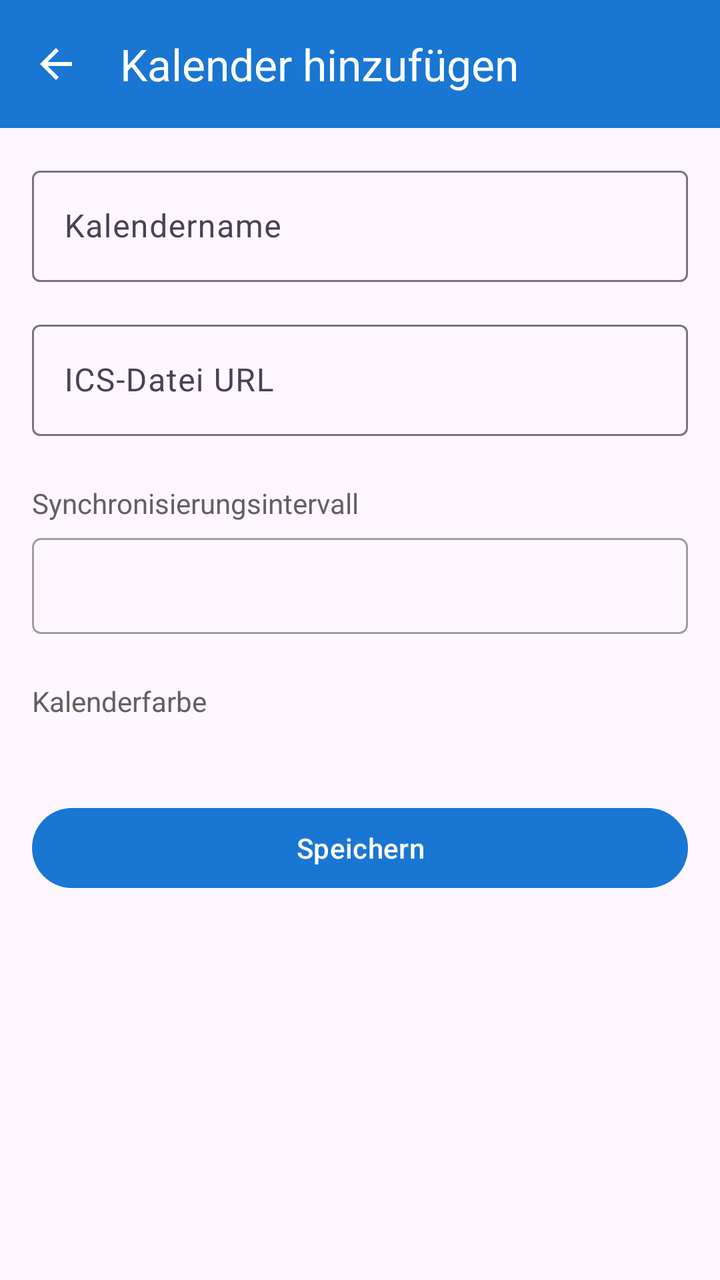
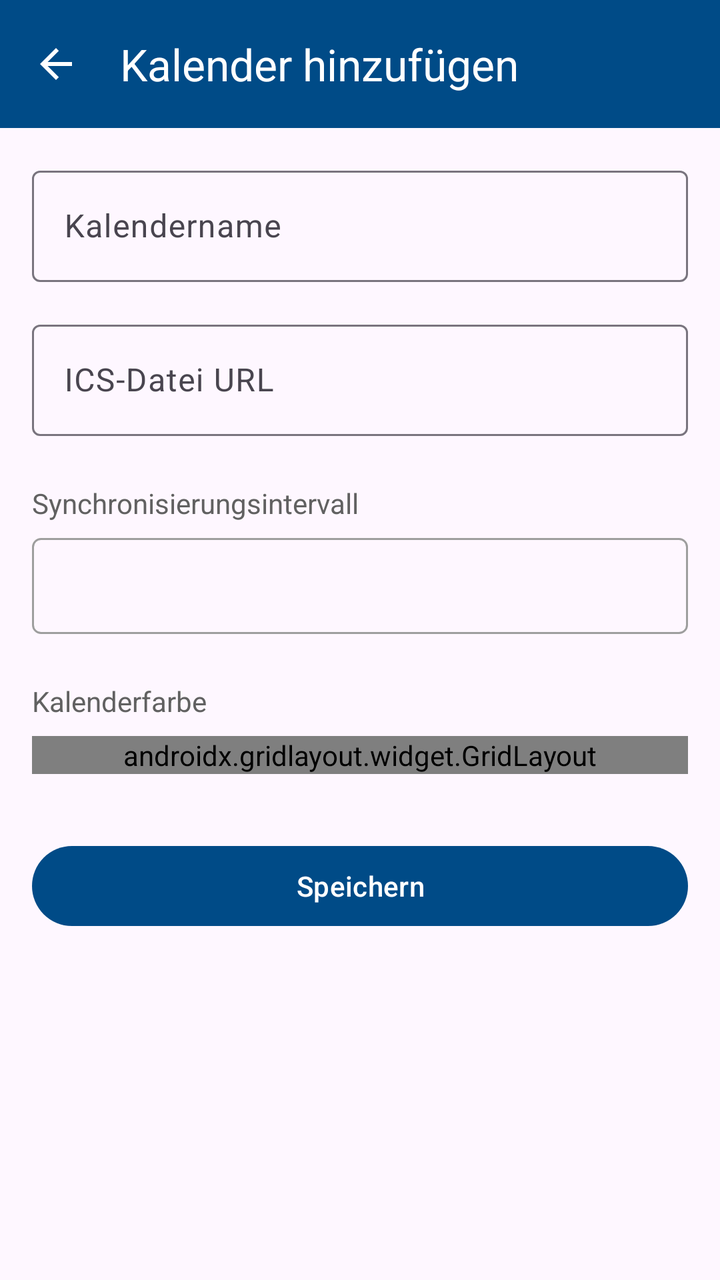

Compare the two renders of this Android layout. The source of the first and the diff that turns it into the second are given below.
<!-- AndroidManifest.xml: application theme Theme.ICSCalendarSync -->
<!-- res/layout/activity_add_calendar.xml -->
<?xml version="1.0" encoding="utf-8"?>
<androidx.coordinatorlayout.widget.CoordinatorLayout xmlns:android="http://schemas.android.com/apk/res/android"
    xmlns:app="http://schemas.android.com/apk/res-auto"
    xmlns:tools="http://schemas.android.com/tools"
    android:layout_width="match_parent"
    android:layout_height="match_parent"
    android:fitsSystemWindows="true"
    tools:context=".ui.AddCalendarActivity">

    <com.google.android.material.appbar.AppBarLayout
        android:layout_width="match_parent"
        android:layout_height="wrap_content"
        android:fitsSystemWindows="true">

        <com.google.android.material.appbar.MaterialToolbar
            android:id="@+id/toolbar"
            android:layout_width="match_parent"
            android:layout_height="?attr/actionBarSize"
            android:background="@color/primary"
            app:navigationIcon="@drawable/ic_back"
            app:navigationIconTint="@color/white"
            app:title="@string/add_calendar"
            app:titleTextColor="@color/white" />

    </com.google.android.material.appbar.AppBarLayout>

    <ScrollView
        android:layout_width="match_parent"
        android:layout_height="match_parent"
        app:layout_behavior="@string/appbar_scrolling_view_behavior">

        <LinearLayout
            android:layout_width="match_parent"
            android:layout_height="wrap_content"
            android:orientation="vertical"
            android:padding="16dp">

            <com.google.android.material.textfield.TextInputLayout
                android:id="@+id/tilCalendarName"
                style="@style/Widget.Material3.TextInputLayout.OutlinedBox"
                android:layout_width="match_parent"
                android:layout_height="wrap_content"
                android:hint="@string/calendar_name">

                <com.google.android.material.textfield.TextInputEditText
                    android:id="@+id/etCalendarName"
                    android:layout_width="match_parent"
                    android:layout_height="wrap_content"
                    android:inputType="text"
                    android:maxLines="1" />

            </com.google.android.material.textfield.TextInputLayout>

            <com.google.android.material.textfield.TextInputLayout
                android:id="@+id/tilIcsUrl"
                style="@style/Widget.Material3.TextInputLayout.OutlinedBox"
                android:layout_width="match_parent"
                android:layout_height="wrap_content"
                android:layout_marginTop="16dp"
                android:hint="@string/ics_url">

                <com.google.android.material.textfield.TextInputEditText
                    android:id="@+id/etIcsUrl"
                    android:layout_width="match_parent"
                    android:layout_height="wrap_content"
                    android:inputType="textUri"
                    android:maxLines="1" />

            </com.google.android.material.textfield.TextInputLayout>

            <TextView
                android:layout_width="wrap_content"
                android:layout_height="wrap_content"
                android:layout_marginTop="24dp"
                android:text="@string/sync_interval"
                android:textColor="@color/gray_dark"
                android:textSize="14sp" />

            <Spinner
                android:id="@+id/spinnerSyncInterval"
                android:layout_width="match_parent"
                android:layout_height="48dp"
                android:layout_marginTop="8dp"
                android:background="@drawable/spinner_background" />

            <TextView
                android:layout_width="wrap_content"
                android:layout_height="wrap_content"
                android:layout_marginTop="24dp"
                android:text="@string/calendar_color"
                android:textColor="@color/gray_dark"
                android:textSize="14sp" />

            <LinearLayout
                android:id="@+id/colorPicker"
                android:layout_width="match_parent"
                android:layout_height="wrap_content"
                android:layout_marginTop="8dp"
                android:gravity="center"
                android:orientation="horizontal" />

            <com.google.android.material.button.MaterialButton
                android:id="@+id/btnSave"
                android:layout_width="match_parent"
                android:layout_height="wrap_content"
                android:layout_marginTop="32dp"
                android:text="@string/save" />

            <com.google.android.material.button.MaterialButton
                android:id="@+id/btnDelete"
                style="@style/Widget.Material3.Button.TextButton"
                android:layout_width="match_parent"
                android:layout_height="wrap_content"
                android:layout_marginTop="8dp"
                android:text="@string/delete"
                android:textColor="@color/error"
                android:visibility="gone" />

        </LinearLayout>

    </ScrollView>

</androidx.coordinatorlayout.widget.CoordinatorLayout>
<!-- resources referenced by this layout -->
<resources>
  <color name="error">#F44336</color>
  <color name="gray_dark">#616161</color>
  <color name="primary">#1976D2</color>
  <color name="white">#FFFFFF</color>
  <!-- drawable ic_back (drawable) -->
  <?xml version="1.0" encoding="utf-8"?>
  <vector xmlns:android="http://schemas.android.com/apk/res/android"
      android:width="24dp"
      android:height="24dp"
      android:viewportWidth="24"
      android:viewportHeight="24">
      <path
          android:fillColor="#FFFFFF"
          android:pathData="M20,11H7.83l5.59,-5.59L12,4l-8,8 8,8 1.41,-1.41L7.83,13H20v-2z"/>
  </vector>
  <!-- drawable spinner_background (drawable) -->
  <?xml version="1.0" encoding="utf-8"?>
  <layer-list xmlns:android="http://schemas.android.com/apk/res/android">
      <item>
          <shape android:shape="rectangle">
              <stroke
                  android:width="1dp"
                  android:color="@color/gray" />
              <corners android:radius="4dp" />
              <padding
                  android:bottom="8dp"
                  android:left="12dp"
                  android:right="12dp"
                  android:top="8dp" />
          </shape>
      </item>
  </layer-list>
  <string name="add_calendar">Kalender hinzufügen</string>
  <string name="calendar_color">Kalenderfarbe</string>
  <string name="calendar_name">Kalendername</string>
  <string name="delete">Löschen</string>
  <string name="ics_url">ICS-Datei URL</string>
  <string name="save">Speichern</string>
  <string name="sync_interval">Synchronisierungsintervall</string>
  <style name="Theme.ICSCalendarSync" parent="Theme.Material3.Light.NoActionBar">
          <item name="colorPrimary">@color/primary</item>
          <item name="colorPrimaryDark">@color/primary_dark</item>
          <item name="colorAccent">@color/accent</item>
          <item name="android:statusBarColor">@color/primary_dark</item>
      </style>
  <color name="gray">#9E9E9E</color>
  <color name="primary_dark">#1565C0</color>
  <color name="accent">#FF5722</color>
</resources>

<!-- the commit's change to res/layout/activity_add_calendar.xml (unified diff, before → after) -->
@@ -91,13 +91,14 @@
                 android:textColor="@color/gray_dark"
                 android:textSize="14sp" />
 
-            <LinearLayout
+            <androidx.gridlayout.widget.GridLayout
                 android:id="@+id/colorPicker"
                 android:layout_width="match_parent"
                 android:layout_height="wrap_content"
                 android:layout_marginTop="8dp"
-                android:gravity="center"
-                android:orientation="horizontal" />
+                app:columnCount="6"
+                app:rowCount="2"
+                app:useDefaultMargins="true" />
 
             <com.google.android.material.button.MaterialButton
                 android:id="@+id/btnSave"
<!-- resource entries referenced after the edit -->
@@ -2,7 +2,7 @@
 <resources>
   <color name="error">#F44336</color>
   <color name="gray_dark">#616161</color>
-  <color name="primary">#1976D2</color>
+  <color name="primary">#004B87</color>
   <color name="white">#FFFFFF</color>
   <!-- drawable ic_back (drawable) -->
   <?xml version="1.0" encoding="utf-8"?>
@@ -46,7 +46,7 @@
           <item name="android:statusBarColor">@color/primary_dark</item>
       </style>
   <color name="gray">#9E9E9E</color>
-  <color name="primary_dark">#1565C0</color>
-  <color name="accent">#FF5722</color>
+  <color name="primary_dark">#003366</color>
+  <color name="accent">#F39200</color>
 </resources>
 
